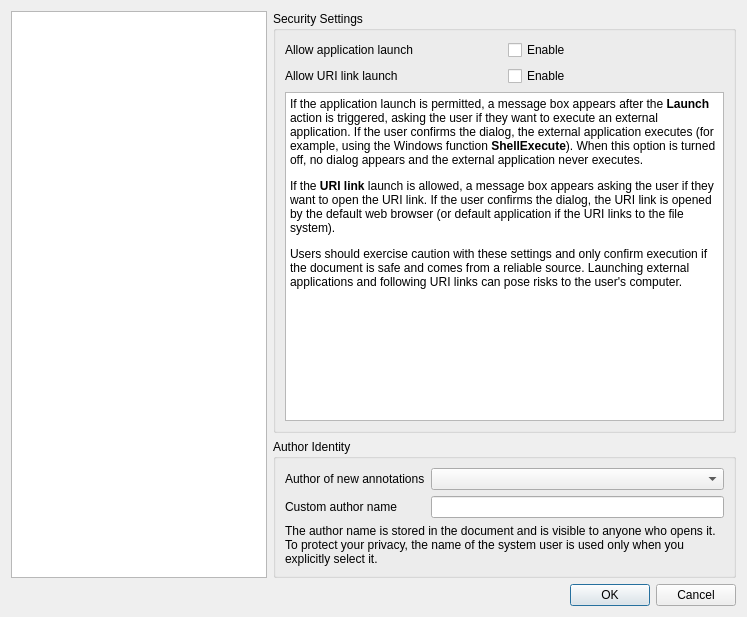
Before: the Qt Designer form Pdf4QtLibGui/pdfviewersettingsdialog.ui in studio-berry/loop, drawn with Qt 5.
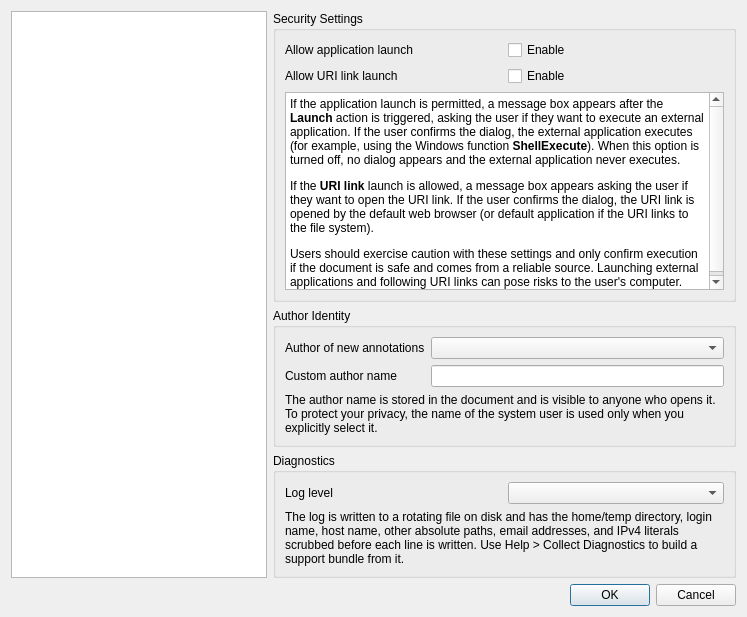
After: the same form once the commit is applied. The open tabs and pages were chosen to show the change.

Commit message: feat: add rotating logs, log scrubbing, and a diagnostics/support bundle

```diff
--- a/Pdf4QtLibGui/pdfviewersettingsdialog.ui
+++ b/Pdf4QtLibGui/pdfviewersettingsdialog.ui
@@ -960,6 +960,35 @@
            </layout>
           </widget>
          </item>
+         <item>
+          <widget class="QGroupBox" name="diagnosticsGroupBox">
+           <property name="title">
+            <string>Diagnostics</string>
+           </property>
+           <layout class="QGridLayout" name="diagnosticsGridLayout">
+            <item row="0" column="0">
+             <widget class="QLabel" name="logLevelLabel">
+              <property name="text">
+               <string>Log level</string>
+              </property>
+             </widget>
+            </item>
+            <item row="0" column="1">
+             <widget class="QComboBox" name="logLevelComboBox"/>
+            </item>
+            <item row="1" column="0" colspan="2">
+             <widget class="QLabel" name="diagnosticsHelpLabel">
+              <property name="text">
+               <string>The log is written to a rotating file on disk and has the home/temp directory, login name, host name, other absolute paths, email addresses, and IPv4 literals scrubbed before each line is written. Use Help &gt; Collect Diagnostics to build a support bundle from it.</string>
+              </property>
+              <property name="wordWrap">
+               <bool>true</bool>
+              </property>
+             </widget>
+            </item>
+           </layout>
+          </widget>
+         </item>
         </layout>
        </widget>
        <widget class="QWidget" name="uiPage">
```
The commit also changes 29 other files.
